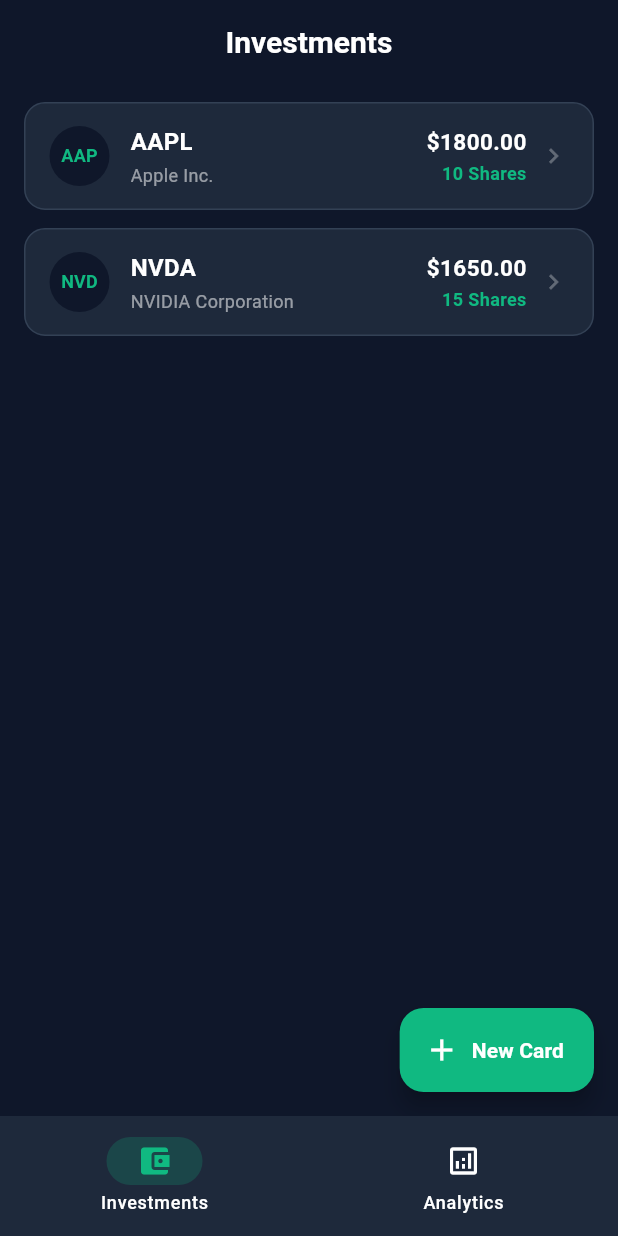
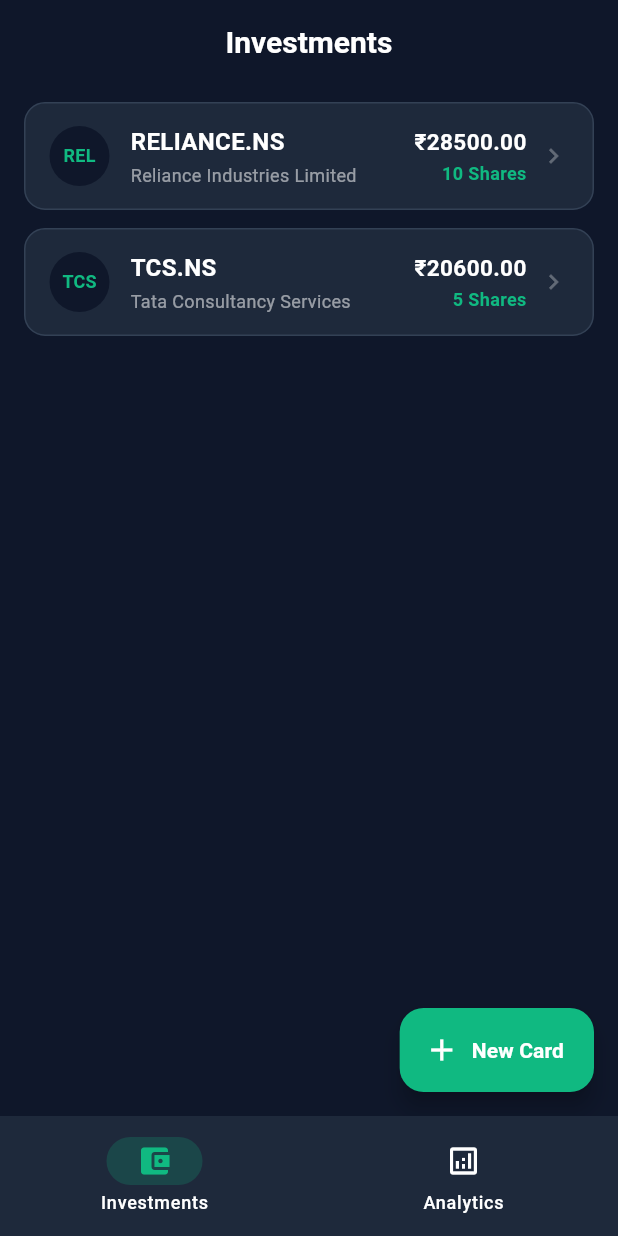
Before and after one commit to BharathPrabakar/InvestmentTracker, a Flutter app: the screen it shows after launch, on a phone screen of 412 x 824 dp. Run offline on Flutter 3.47's test engine with Material 3 defaults, Android fonts, the phone set to English and light mode, and no system bars.

Commit message:
feat(india): localize currency to INR (₹) and prioritize Indian stock exchanges (NSE/BSE)

```diff
--- a/lib/screens/investments/create_card_flow_screen.dart
+++ b/lib/screens/investments/create_card_flow_screen.dart
@@ -232,7 +232,7 @@
             controller: _searchCtrl,
             onChanged: _onSearchChanged,
             decoration: InputDecoration(
-              hintText: 'Search ticker (e.g. AAPL, TSLA, INFY)...',
+              hintText: 'Search stock (e.g. RELIANCE, TCS, INFY, HDFCBANK)...',
               prefixIcon: const Icon(Icons.search, color: Colors.white54),
               suffixIcon: _isSearching
                   ? const SizedBox(
@@ -523,7 +523,7 @@
                     crossAxisAlignment: CrossAxisAlignment.start,
                     children: [
                       const Text(
-                        'Stock Price (\$)',
+                        'Stock Price (₹)',
                         style: TextStyle(color: Colors.white70, fontWeight: FontWeight.w600, fontSize: 13),
                       ),
                       const SizedBox(height: 6),
@@ -571,7 +571,7 @@
 
             // Total Amount
             const Text(
-              'Total Amount (\$)',
+              'Total Amount (₹)',
               style: TextStyle(color: Colors.white70, fontWeight: FontWeight.w600, fontSize: 13),
             ),
             const SizedBox(height: 6),
--- a/lib/screens/investments/investments_screen.dart
+++ b/lib/screens/investments/investments_screen.dart
@@ -14,33 +14,33 @@
   final List<InvestmentCardModel> _investmentCards = [
     InvestmentCardModel(
       id: '1',
-      symbol: 'AAPL',
-      companyName: 'Apple Inc.',
-      tags: ['Tech', 'Long-term', 'Bluechip'],
+      symbol: 'RELIANCE.NS',
+      companyName: 'Reliance Industries Limited',
+      tags: ['Energy', 'Bluechip', 'Nifty50'],
       transactions: [
         Transaction(
           id: 'tx_1',
           type: TransactionType.buy,
           date: DateTime.now().subtract(const Duration(days: 30)),
-          price: 180.0,
+          price: 2850.0,
           quantity: 10.0,
-          amount: 1800.0,
+          amount: 28500.0,
         ),
       ],
     ),
     InvestmentCardModel(
       id: '2',
-      symbol: 'NVDA',
-      companyName: 'NVIDIA Corporation',
-      tags: ['AI', 'High Growth', 'Semiconductors'],
+      symbol: 'TCS.NS',
+      companyName: 'Tata Consultancy Services',
+      tags: ['IT', 'Tata Group', 'Dividend'],
       transactions: [
         Transaction(
           id: 'tx_2',
           type: TransactionType.buy,
           date: DateTime.now().subtract(const Duration(days: 14)),
-          price: 110.0,
-          quantity: 15.0,
-          amount: 1650.0,
+          price: 4120.0,
+          quantity: 5.0,
+          amount: 20600.0,
         ),
       ],
     ),
@@ -173,7 +173,7 @@
                 crossAxisAlignment: CrossAxisAlignment.end,
                 children: [
                   Text(
-                    '\$${card.totalInvested.toStringAsFixed(2)}',
+                    '₹${card.totalInvested.toStringAsFixed(2)}',
                     style: const TextStyle(fontWeight: FontWeight.bold, fontSize: 15, color: Colors.white),
                   ),
                   const SizedBox(height: 2),
```
Also changed, not shown: lib/screens/investments/investment_card_detail_screen.dart (+7 -7 lines), lib/services/yahoo_finance_service.dart (+19 -2 lines).
